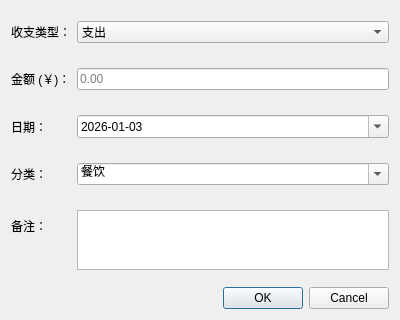
The window that addrecorddialog.ui (Carlo-Chan/FinanceManager) describes before a commit, drawn with Qt 5.
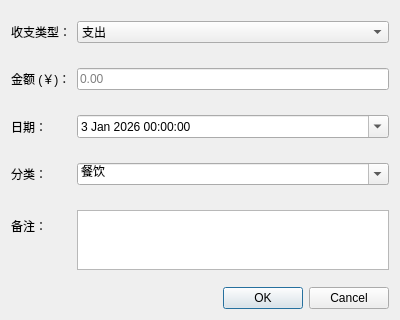
The same window after the commit.

The edit to the form file:
```diff
--- a/addrecorddialog.ui
+++ b/addrecorddialog.ui
@@ -61,26 +61,6 @@
        </property>
       </widget>
      </item>
-     <item row="2" column="1">
-      <widget class="QDateEdit" name="dateEdit">
-       <property name="dateTime">
-        <datetime>
-         <hour>16</hour>
-         <minute>0</minute>
-         <second>0</second>
-         <year>2026</year>
-         <month>1</month>
-         <day>3</day>
-        </datetime>
-       </property>
-       <property name="displayFormat">
-        <string>yyyy-MM-dd</string>
-       </property>
-       <property name="calendarPopup">
-        <bool>true</bool>
-       </property>
-      </widget>
-     </item>
      <item row="3" column="0">
       <widget class="QLabel" name="label_Category">
        <property name="text">
@@ -137,6 +117,26 @@
        </property>
       </widget>
      </item>
+     <item row="2" column="1">
+      <widget class="QDateTimeEdit" name="dateTimeEdit">
+       <property name="dateTime">
+        <datetime>
+         <hour>0</hour>
+         <minute>0</minute>
+         <second>0</second>
+         <year>2026</year>
+         <month>1</month>
+         <day>3</day>
+        </datetime>
+       </property>
+       <property name="currentSection">
+        <enum>QDateTimeEdit::Section::YearSection</enum>
+       </property>
+       <property name="calendarPopup">
+        <bool>true</bool>
+       </property>
+      </widget>
+     </item>
     </layout>
    </item>
    <item>
```
